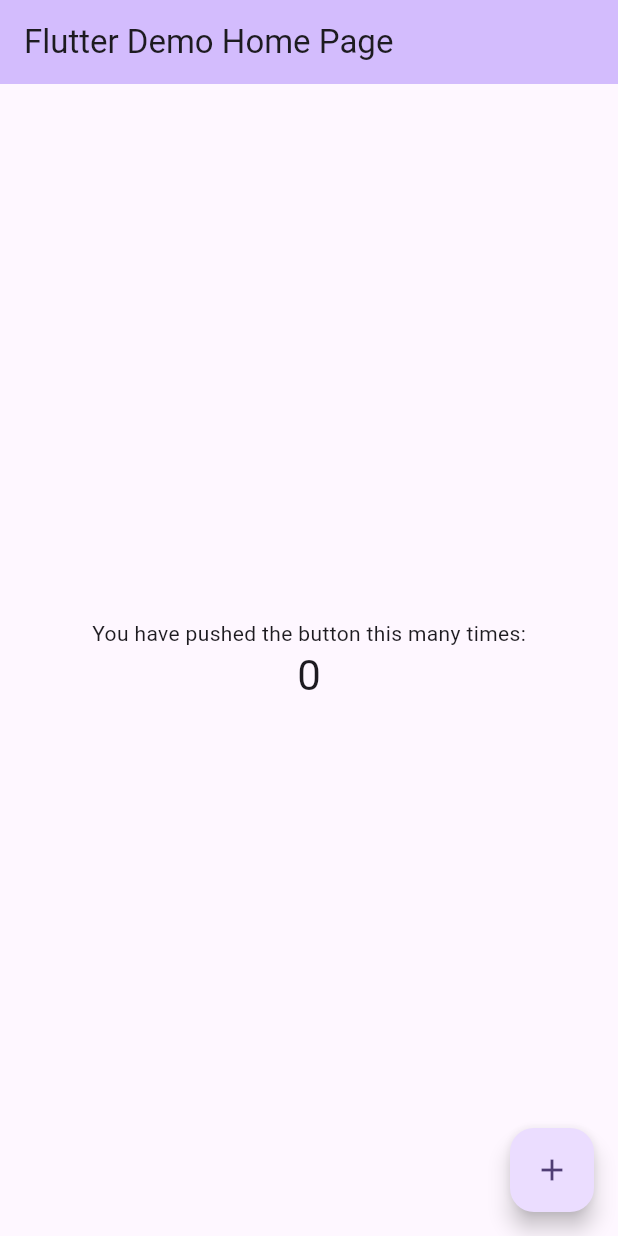
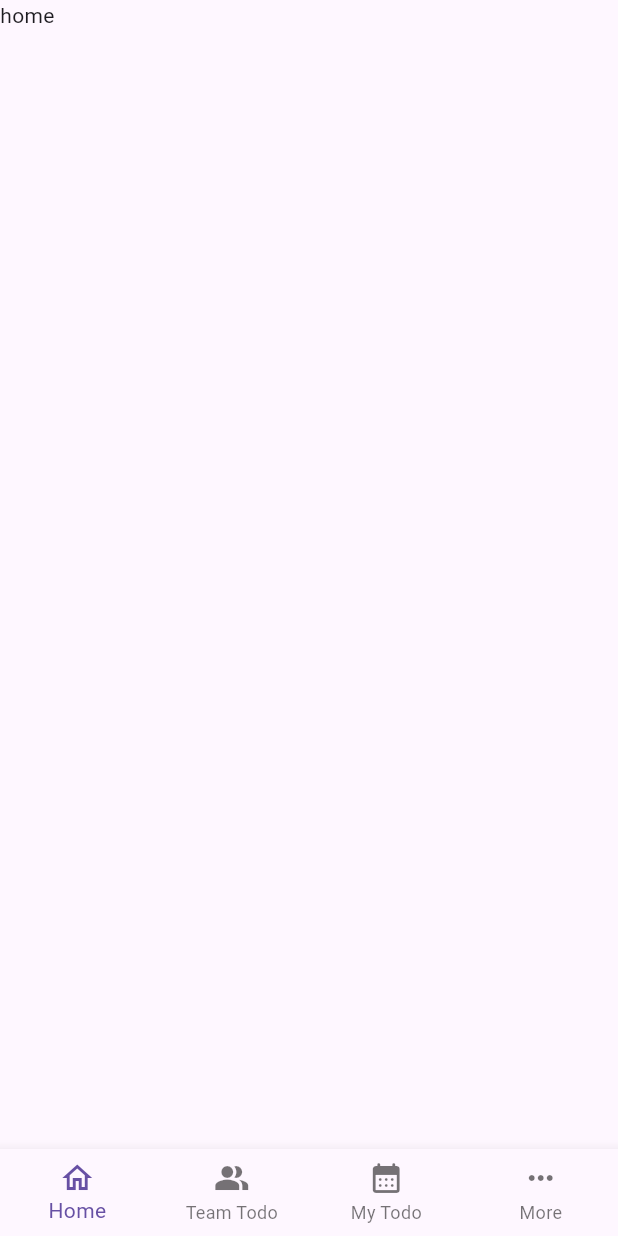
Before and after one commit to new-year-hackathon-team-e/Notodo-Mobile, a Flutter app: the screen it shows after launch, on a phone screen of 412 x 824 dp. Run offline on Flutter 3.47's test engine with Material 3 defaults, Android fonts, the phone set to English and light mode, and no system bars.

Commit message:
feat(Screen) : initScreen

```diff
--- /dev/null
+++ b/lib/components/NavigationBar/bottomNavigationBar.dart
@@ -0,0 +1,27 @@
+import 'package:flutter/material.dart';
+
+BottomNavigationBar mainBottomNavigationBar(_selectedIndex,_onItemTapped){
+  return BottomNavigationBar(
+    type: BottomNavigationBarType.fixed,
+    currentIndex: _selectedIndex,
+    onTap: _onItemTapped,
+    items: const <BottomNavigationBarItem>[
+      BottomNavigationBarItem(
+        icon: Icon(Icons.home_outlined),
+        label: 'Home',
+      ),
+      BottomNavigationBarItem(
+        icon: Icon(Icons.people_alt),
+        label: 'Team Todo',
+      ),
+      BottomNavigationBarItem(
+        icon: Icon(Icons.calendar_month_rounded),
+        label: 'My Todo',
+      ),
+      BottomNavigationBarItem(
+        icon: Icon(Icons.more_horiz_sharp),
+        label: 'More',
+      ),
+    ],
+  );
+}
--- a/lib/main.dart
+++ b/lib/main.dart
@@ -1,125 +1,6 @@
 import 'package:flutter/material.dart';
+import 'package:notodo/screens/MainScreen.dart';
 
 void main() {
-  runApp(const MyApp());
+  runApp(MainScreen());
 }
-
-class MyApp extends StatelessWidget {
-  const MyApp({super.key});
-
-  // This widget is the root of your application.
-  @override
-  Widget build(BuildContext context) {
-    return MaterialApp(
-      title: 'Flutter Demo',
-      theme: ThemeData(
-        // This is the theme of your application.
-        //
-        // TRY THIS: Try running your application with "flutter run". You'll see
-        // the application has a purple toolbar. Then, without quitting the app,
-        // try changing the seedColor in the colorScheme below to Colors.green
-        // and then invoke "hot reload" (save your changes or press the "hot
-        // reload" button in a Flutter-supported IDE, or press "r" if you used
-        // the command line to start the app).
-        //
-        // Notice that the counter didn't reset back to zero; the application
-        // state is not lost during the reload. To reset the state, use hot
-        // restart instead.
-        //
-        // This works for code too, not just values: Most code changes can be
-        // tested with just a hot reload.
-        colorScheme: ColorScheme.fromSeed(seedColor: Colors.deepPurple),
-        useMaterial3: true,
-      ),
-      home: const MyHomePage(title: 'Flutter Demo Home Page'),
-    );
-  }
-}
-
-class MyHomePage extends StatefulWidget {
-  const MyHomePage({super.key, required this.title});
-
-  // This widget is the home page of your application. It is stateful, meaning
-  // that it has a State object (defined below) that contains fields that affect
-  // how it looks.
-
-  // This class is the configuration for the state. It holds the values (in this
-  // case the title) provided by the parent (in this case the App widget) and
-  // used by the build method of the State. Fields in a Widget subclass are
-  // always marked "final".
-
-  final String title;
-
-  @override
-  State<MyHomePage> createState() => _MyHomePageState();
-}
-
-class _MyHomePageState extends State<MyHomePage> {
-  int _counter = 0;
-
-  void _incrementCounter() {
-    setState(() {
-      // This call to setState tells the Flutter framework that something has
-      // changed in this State, which causes it to rerun the build method below
-      // so that the display can reflect the updated values. If we changed
-      // _counter without calling setState(), then the build method would not be
-      // called again, and so nothing would appear to happen.
-      _counter++;
-    });
-  }
-
-  @override
-  Widget build(BuildContext context) {
-    // This method is rerun every time setState is called, for instance as done
-    // by the _incrementCounter method above.
-    //
-    // The Flutter framework has been optimized to make rerunning build methods
-    // fast, so that you can just rebuild anything that needs updating rather
-    // than having to individually change instances of widgets.
-    return Scaffold(
-      appBar: AppBar(
-        // TRY THIS: Try changing the color here to a specific color (to
-        // Colors.amber, perhaps?) and trigger a hot reload to see the AppBar
-        // change color while the other colors stay the same.
-        backgroundColor: Theme.of(context).colorScheme.inversePrimary,
-        // Here we take the value from the MyHomePage object that was created by
-        // the App.build method, and use it to set our appbar title.
-        title: Text(widget.title),
-      ),
-      body: Center(
-        // Center is a layout widget. It takes a single child and positions it
-        // in the middle of the parent.
-        child: Column(
-          // Column is also a layout widget. It takes a list of children and
-          // arranges them vertically. By default, it sizes itself to fit its
-          // children horizontally, and tries to be as tall as its parent.
-          //
-          // Column has various properties to control how it sizes itself and
-          // how it positions its children. Here we use mainAxisAlignment to
-          // center the children vertically; the main axis here is the vertical
-          // axis because Columns are vertical (the cross axis would be
-          // horizontal).
-          //
-          // TRY THIS: Invoke "debug painting" (choose the "Toggle Debug Paint"
-          // action in the IDE, or press "p" in the console), to see the
-          // wireframe for each widget.
-          mainAxisAlignment: MainAxisAlignment.center,
-          children: <Widget>[
-            const Text(
-              'You have pushed the button this many times:',
-            ),
-            Text(
-              '$_counter',
-              style: Theme.of(context).textTheme.headlineMedium,
-            ),
-          ],
-        ),
-      ),
-      floatingActionButton: FloatingActionButton(
-        onPressed: _incrementCounter,
-        tooltip: 'Increment',
-        child: const Icon(Icons.add),
-      ), // This trailing comma makes auto-formatting nicer for build methods.
-    );
-  }
-}
--- /dev/null
+++ b/lib/screens/HomeScreen.dart
@@ -0,0 +1,12 @@
+import 'package:flutter/material.dart';
+
+class HomeScreen extends StatelessWidget{
+  @override
+  Widget build(BuildContext context) {
+    // TODO: implement build
+    return Scaffold(
+      body: Text('home'),
+    );
+  }
+
+}
--- /dev/null
+++ b/lib/screens/MainScreen.dart
@@ -0,0 +1,68 @@
+import 'package:flutter/material.dart';
+import 'package:notodo/screens/HomeScreen.dart';
+import 'package:notodo/screens/MoreScreen.dart';
+import 'package:notodo/screens/MytodoListScreen.dart';
+import 'package:notodo/screens/TeamTodoListScreen.dart';
+
+import '../components/NavigationBar/bottomNavigationBar.dart';
+
+
+class MainScreen extends StatefulWidget {
+  @override
+  _MainScreenState createState() => _MainScreenState();
+
+}
+
+class _MainScreenState extends State<MainScreen> {
+  final PageController _pageController = PageController();
+
+  int _selectedIndex = 0;
+
+  late Function(int) _updateSelectedIndex;
+
+  final List<Widget> _screens = [];
+
+  @override
+  void initState() {
+    super.initState();
+    _updateSelectedIndex = (index) {
+      setState(() {
+        _selectedIndex = index;
+      });
+    };
+
+    _screens.addAll([
+      HomeScreen(),
+      TeamTodoLIstScreen(),
+      MytodoListScreen(),
+      MoreScreen(),
+    ]);
+  }
+
+  @override
+  void dispose() {
+    _pageController.dispose();
+    super.dispose();
+  }
+
+  void _onItemTapped(int index) {
+    setState(() {
+      _selectedIndex = index;
+    });
+  }
+
+  @override
+  Widget build(BuildContext context) {
+    return MaterialApp(
+      home: Scaffold(
+        bottomNavigationBar: mainBottomNavigationBar(_selectedIndex,_onItemTapped),
+        body: SafeArea(
+          child: IndexedStack(
+            index: _selectedIndex,
+            children: _screens,
+          ),
+        ),
+      ),
+    );
+  }
+}
--- /dev/null
+++ b/lib/screens/MoreScreen.dart
@@ -0,0 +1,12 @@
+import 'package:flutter/material.dart';
+
+class MoreScreen extends StatelessWidget{
+  @override
+  Widget build(BuildContext context) {
+    // TODO: implement build
+    return Scaffold(
+      body: Text('더보기'),
+    );
+  }
+
+}
--- /dev/null
+++ b/lib/screens/MytodoListScreen.dart
@@ -0,0 +1,12 @@
+import 'package:flutter/material.dart';
+
+class MytodoListScreen extends StatelessWidget{
+  @override
+  Widget build(BuildContext context) {
+    // TODO: implement build
+    return Scaffold(
+      body: Text('내스크린'),
+    );
+  }
+
+}
--- /dev/null
+++ b/lib/screens/TeamTodoListScreen.dart
@@ -0,0 +1,12 @@
+import 'package:flutter/material.dart';
+
+class TeamTodoLIstScreen extends StatelessWidget{
+  @override
+  Widget build(BuildContext context) {
+    // TODO: implement build
+    return Scaffold(
+      body: Text('팀스크린'),
+    );
+  }
+
+}
--- a/pubspec.yaml
+++ b/pubspec.yaml
@@ -19,7 +19,7 @@ publish_to: 'none' # Remove this line if you wish to publish to pub.dev
 version: 1.0.0+1
 
 environment:
-  sdk: '>=3.3.0-174.3.beta <4.0.0'
+  sdk: '>=3.2.0 <4.0.0'
 
 # Dependencies specify other packages that your package needs in order to work.
 # To automatically upgrade your package dependencies to the latest versions
```
Also changed, not shown: pubspec.lock.
